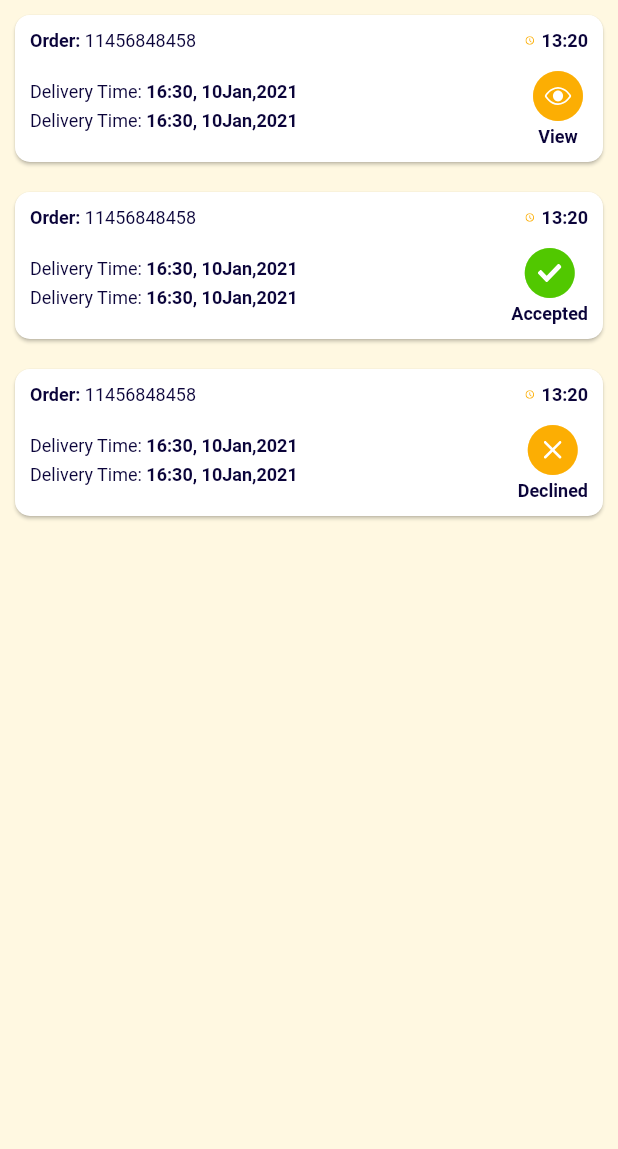
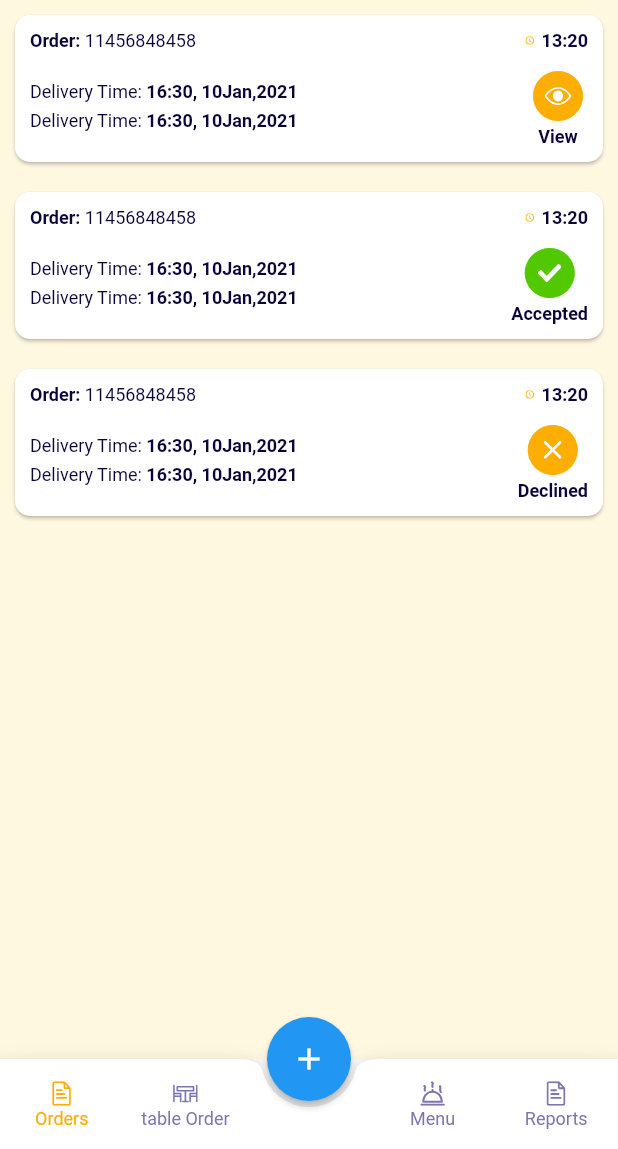
Before and after one commit to V-JaZz/food-inventory-sunmi-pos, a Flutter app: the DashBoard screen opened directly with empty values, on a phone screen of 412 x 824 dp, the part 87-1236 px from its top. Run offline on Flutter 3.47's test engine with Material 2 defaults, Android fonts, the light colour scheme and no system bars; our stand-ins replace flutter_svg, fluttertoast, shared_preferences; missing offline and left inert: flutter_gifimage; accounts and stored records are empty.

Commit message:
4 May Update

```diff
--- /dev/null
+++ b/lib/UI/Dashboard/Fab_bar.dart
@@ -0,0 +1,119 @@
+import 'package:flutter/material.dart';
+import 'package:flutter_svg/svg.dart';
+
+class FABBottomAppBarItem {
+  FABBottomAppBarItem({required this.iconData, required this.text});
+  String iconData;
+  String text;
+}
+
+class FABBottomAppBar extends StatefulWidget {
+  FABBottomAppBar({
+    required this.items,
+    required this.centerItemText,
+    this.height: 60.0,
+    this.iconSize: 24.0,
+    required this.backgroundColor,
+    required this.color,
+    required this.selectedColor,
+    required this.notchedShape,
+    required this.onTabSelected,
+  }) {
+    assert(this.items.length == 2 || this.items.length == 4);
+  }
+  final List<FABBottomAppBarItem> items;
+  final String centerItemText;
+  final double height;
+  final double iconSize;
+  final Color backgroundColor;
+  final Color color;
+  final Color selectedColor;
+  final NotchedShape notchedShape;
+  final ValueChanged<int> onTabSelected;
+
+  @override
+  State<StatefulWidget> createState() => FABBottomAppBarState();
+}
+
+class FABBottomAppBarState extends State<FABBottomAppBar> {
+  int _selectedIndex = 0;
+
+  _updateIndex(int index) {
+    widget.onTabSelected(index);
+    setState(() {
+      _selectedIndex = index;
+    });
+  }
+
+  @override
+  Widget build(BuildContext context) {
+    List<Widget> items = List.generate(widget.items.length, (int index) {
+      return _buildTabItem(
+        item: widget.items[index],
+        index: index,
+        onPressed: _updateIndex,
+      );
+    });
+    items.insert(items.length >> 1, _buildMiddleTabItem());
+
+    return BottomAppBar(
+      shape: widget.notchedShape,
+      child: Row(
+        mainAxisSize: MainAxisSize.max,
+        mainAxisAlignment: MainAxisAlignment.spaceAround,
+        children: items,
+      ),
+      color: widget.backgroundColor,
+    );
+  }
+
+  Widget _buildMiddleTabItem() {
+    return Expanded(
+      child: SizedBox(
+        height: widget.height,
+        child: Column(
+          mainAxisSize: MainAxisSize.min,
+          mainAxisAlignment: MainAxisAlignment.center,
+          children: <Widget>[
+            SizedBox(height: widget.iconSize),
+            // Text(
+            //   widget.centerItemText,
+            //   style: TextStyle(color: widget.color),
+            // ),
+          ],
+        ),
+      ),
+    );
+  }
+
+  Widget _buildTabItem({
+    required FABBottomAppBarItem item,
+    required int index,
+    required ValueChanged<int> onPressed,
+  }) {
+    Color color = _selectedIndex == index ? widget.selectedColor : widget.color;
+    return Expanded(
+      child: SizedBox(
+        height: widget.height,
+        child: Material(
+          type: MaterialType.transparency,
+          child: InkWell(
+            onTap: () => onPressed(index),
+            child: Column(
+              mainAxisSize: MainAxisSize.min,
+              mainAxisAlignment: MainAxisAlignment.center,
+              children: <Widget>[
+                SvgPicture.asset(item.iconData,
+                    color: color, height: 20, width: 16.42),
+                Text(
+                  item.text,
+                  style: TextStyle(color: color, fontSize: 12),
+                )
+              ],
+            ),
+          ),
+        ),
+      ),
+    );
+  }
+}
--- a/lib/UI/Dashboard/dashboard.dart
+++ b/lib/UI/Dashboard/dashboard.dart
@@ -3,9 +3,11 @@ import 'dart:io';
 import 'dart:ui';
 import 'package:flutter/services.dart';
 import 'package:flutter_gifimage/flutter_gifimage.dart';
+import 'package:food_inventory/UI/Dashboard/Fab_bar.dart';
 import 'package:food_inventory/UI/DeliverySettings/deliverySettings.dart';
 import 'package:food_inventory/UI/Offer/offer_discount.dart';
 import 'package:food_inventory/UI/RestaurantDetails/restaurantDetails.dart';
+import 'package:food_inventory/UI/dashboard/layout.dart';
 import 'package:food_inventory/UI/instantAction/instant_action.dart';
 import 'package:food_inventory/UI/menu/menu.dart';
 import 'package:food_inventory/UI/order/order.dart';
@@ -23,6 +25,7 @@ import '../../constant/image.dart';
 import '../../constant/utils.dart';
 import '../Login/login.dart';
 import '../itemsTimeSet/itemsTimeSet.dart';
+import 'Fab_icons.dart';
 
 class DashBoard extends StatefulWidget {
   @override
@@ -33,6 +36,19 @@ class _DashBoardState extends State<DashBoard> with TickerProviderStateMixin {
   int _selectedDrawerIndex = 0, _checkPage = 0;
   // final List<int> _backstack = [0];
   List<int> mOriginaListMain = [0];
+  String _lastSelected = 'TAB: 0';
+
+  void _selectedTab(int index) {
+    setState(() {
+      _lastSelected = 'TAB: $index';
+    });
+  }
+
+  void _selectedFab(int index) {
+    setState(() {
+      _lastSelected = 'FAB: $index';
+    });
+  }
 
   late GifController controller;
 
@@ -473,15 +489,51 @@ class _DashBoardState extends State<DashBoard> with TickerProviderStateMixin {
                         color: colorTextWhite,
                       ),
                     ),
-                    // _selectedDrawerIndex
                   ]),
                 ),
                 Expanded(child: _getDrawerItemWidget(_selectedDrawerIndex)),
-                // _selectedDrawerIndex=4
               ],
             ),
           ),
         ),
+        bottomNavigationBar: FABBottomAppBar(
+          centerItemText: 'A',
+          color: Color.fromRGBO(124, 117, 175, 1),
+          selectedColor: Color.fromRGBO(252, 174, 3, 1),
+          notchedShape: CircularNotchedRectangle(),
+          onTabSelected: _selectedTab,
+          items: [
+            FABBottomAppBarItem(iconData: icButton4, text: 'Orders'),
+            FABBottomAppBarItem(iconData: icButton2, text: 'table Order'),
+            FABBottomAppBarItem(iconData: icButton3, text: 'Menu'),
+            FABBottomAppBarItem(iconData: icButton4, text: 'Reports'),
+          ],
+          backgroundColor: colorTextWhite,
+        ),
+        floatingActionButtonLocation: FloatingActionButtonLocation.centerDocked,
+        floatingActionButton: _buildFab(context),
+      ),
+    );
+  }
+
+  Widget _buildFab(BuildContext context) {
+    final icons = [Icons.sms, Icons.mail, Icons.phone];
+    return AnchoredOverlay(
+      showOverlay: true,
+      overlayBuilder: (context, offset) {
+        return CenterAbout(
+          position: Offset(offset.dx, offset.dy - icons.length * 35.0),
+          child: FabWithIcons(
+            icons: icons,
+            onIconTapped: _selectedFab,
+          ),
+        );
+      },
+      child: FloatingActionButton(
+        onPressed: () {},
+        tooltip: 'Increment',
+        child: Icon(Icons.add),
+        elevation: 2.0,
       ),
     );
   }
@@ -491,7 +543,6 @@ class _DashBoardState extends State<DashBoard> with TickerProviderStateMixin {
       child: Hero(
         tag: 'avatar',
         child: Card(
-          // shape: CircleBorder(),
           clipBehavior: Clip.antiAlias,
           elevation: 10,
           child: CircleAvatar(
--- /dev/null
+++ b/lib/UI/Dashboard/layout.dart
@@ -0,0 +1,139 @@
+import 'package:flutter/material.dart';
+
+class AnchoredOverlay extends StatelessWidget {
+  final bool showOverlay;
+  final Widget Function(BuildContext, Offset anchor) overlayBuilder;
+  final Widget child;
+
+  AnchoredOverlay({
+    required this.showOverlay,
+    required this.overlayBuilder,
+    required this.child,
+  });
+
+  @override
+  Widget build(BuildContext context) {
+    return new Container(
+      child: new LayoutBuilder(
+          builder: (BuildContext context, BoxConstraints constraints) {
+        return new OverlayBuilder(
+          showOverlay: showOverlay,
+          overlayBuilder: (BuildContext overlayContext) {
+            RenderBox box = context.findRenderObject() as RenderBox;
+            final center =
+                box.size.center(box.localToGlobal(const Offset(0.0, 0.0)));
+
+            return overlayBuilder(overlayContext, center);
+          },
+          child: child,
+        );
+      }),
+    );
+  }
+}
+
+class OverlayBuilder extends StatefulWidget {
+  final bool showOverlay;
+  final Function(BuildContext) overlayBuilder;
+  final Widget child;
+
+  OverlayBuilder({
+    this.showOverlay = false,
+    required this.overlayBuilder,
+    required this.child,
+  });
+
+  @override
+  _OverlayBuilderState createState() => new _OverlayBuilderState();
+}
+
+class _OverlayBuilderState extends State<OverlayBuilder> {
+  late OverlayEntry overlayEntry;
+
+  @override
+  void initState() {
+    super.initState();
+
+    if (widget.showOverlay) {
+      WidgetsBinding.instance!.addPostFrameCallback((_) => showOverlay());
+    }
+  }
+
+  @override
+  void didUpdateWidget(OverlayBuilder oldWidget) {
+    super.didUpdateWidget(oldWidget);
+    WidgetsBinding.instance!
+        .addPostFrameCallback((_) => syncWidgetAndOverlay());
+  }
+
+  @override
+  void reassemble() {
+    super.reassemble();
+    WidgetsBinding.instance!
+        .addPostFrameCallback((_) => syncWidgetAndOverlay());
+  }
+
+  @override
+  void dispose() {
+    if (isShowingOverlay()) {
+      hideOverlay();
+    }
+
+    super.dispose();
+  }
+
+  bool isShowingOverlay() => overlayEntry != null;
+
+  void showOverlay() {
+    // overlayEntry = new OverlayEntry(
+    //   builder: widget.overlayBuilder,
+    // );
+    addToOverlay(overlayEntry);
+  }
+
+  void addToOverlay(OverlayEntry entry) async {
+    print('addToOverlay');
+    Overlay.of(context)!.insert(entry);
+  }
+
+  void hideOverlay() {
+    print('hideOverlay');
+    overlayEntry.remove();
+    overlayEntry;
+  }
+
+  void syncWidgetAndOverlay() {
+    if (isShowingOverlay() && !widget.showOverlay) {
+      hideOverlay();
+    } else if (!isShowingOverlay() && widget.showOverlay) {
+      showOverlay();
+    }
+  }
+
+  @override
+  Widget build(BuildContext context) {
+    return widget.child;
+  }
+}
+
+class CenterAbout extends StatelessWidget {
+  final Offset position;
+  final Widget child;
+
+  CenterAbout({
+    required this.position,
+    required this.child,
+  });
+
+  @override
+  Widget build(BuildContext context) {
+    return new Positioned(
+      top: position.dy,
+      left: position.dx,
+      child: new FractionalTranslation(
+        translation: const Offset(-0.5, -0.5),
+        child: child,
+      ),
+    );
+  }
+}
```
Also changed, not shown: lib/UI/Dashboard/Fab_icons.dart (added, +87 -0 lines).
